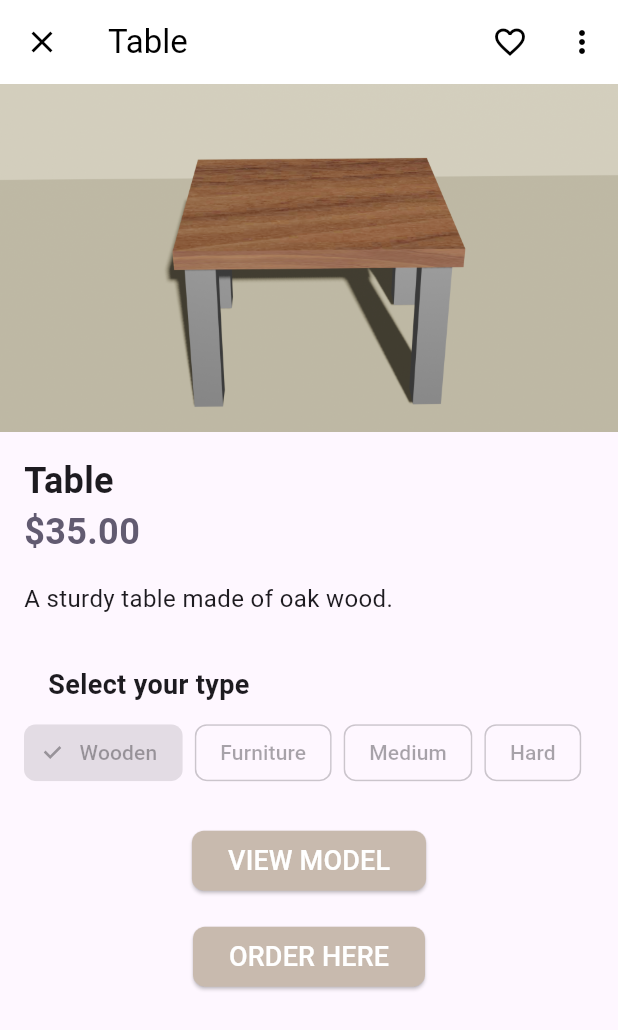
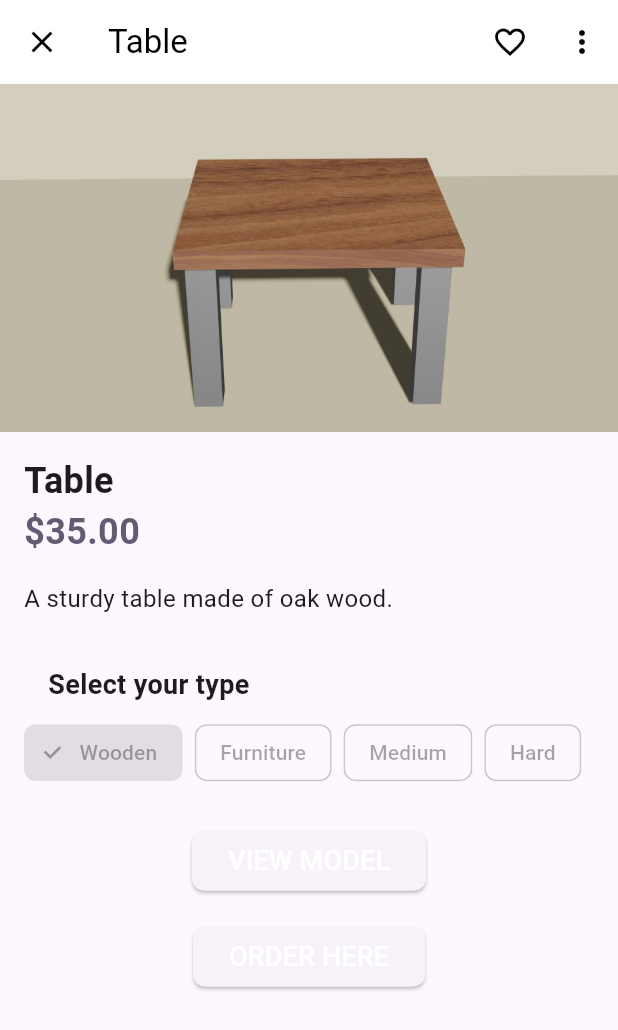
Before and after one commit to vendAR-project/vendAR, a Flutter app: the screen it shows after launch, after a tap on "Table", on a phone screen of 412 x 824 dp. Shown: the top 1030 px of the screen. Run offline on Flutter 3.47's test engine with Material 3 defaults, Android fonts, the phone set to English and light mode, and no system bars; missing offline and left inert: ar_flutter_plugin.

Commit message:
fix: android compatibility

```diff
--- a/vendar/lib/item_view.dart
+++ b/vendar/lib/item_view.dart
@@ -64,7 +64,7 @@ class ProductDetailView extends StatelessWidget {
                   ),
                   Text(
                     '\$${product.price.toStringAsFixed(2)}',
-                      style: TextStyle(fontSize: 24.0, fontWeight: FontWeight.bold, color: Theme.of(context).colorScheme.secondary),
+                    style: TextStyle(fontSize: 24.0, fontWeight: FontWeight.bold, color: Theme.of(context).colorScheme.secondary),
                   ),
                   SizedBox(height: 16.0),
                   Text(
@@ -117,10 +117,9 @@ class ProductDetailView extends StatelessWidget {
                               ),
                             );
                           },
-                          child: Text('VIEW MODEL', style: TextStyle(fontSize: 18.0)),
+                          child: Text('VIEW MODEL', style: TextStyle(fontSize: 18.0, color: Colors.white)), // Set text color here
                           style: ElevatedButton.styleFrom(
-                            primary: Color(0xFFC8BAAE), // Brownish color
-                            onPrimary: Colors.white,
+
                             shape: RoundedRectangleBorder(
                               borderRadius: BorderRadius.circular(8.0), // Less rounded corners
                             ),
@@ -133,10 +132,9 @@ class ProductDetailView extends StatelessWidget {
                           onPressed: () {
                             // TODO: Handle ORDER HERE press
                           },
-                          child: Text('ORDER HERE', style: TextStyle(fontSize: 18.0)),
+                          child: Text('ORDER HERE', style: TextStyle(fontSize: 18.0, color: Colors.white)), // Set text color here
                           style: ElevatedButton.styleFrom(
-                            primary: Color(0xFFC8BAAE), // Same brownish color
-                            onPrimary: Colors.white,
+
                             shape: RoundedRectangleBorder(
                               borderRadius: BorderRadius.circular(8.0), // Less rounded corners
                             ),
```
Also changed, not shown: vendar/pubspec.lock, 1 other file.
